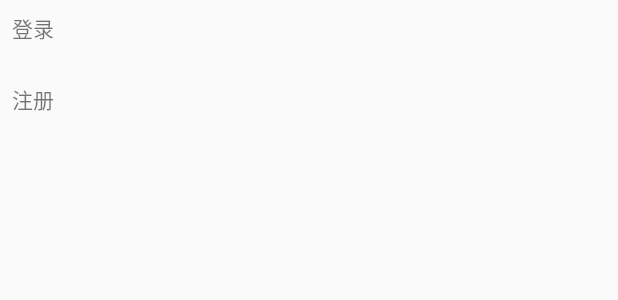
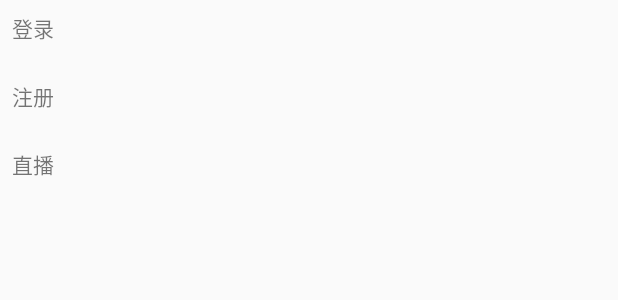
Before and after one commit to lena2011/NimDemo, an Android app: the layout activity_main.xml on its own in the app's theme, with its tools: preview values and no code run, on a phone screen of 412 x 824 dp. Shown: the top 300 px of the screen. Run offline under Robolectric (Android 15) with nearby library versions, the phone set to English and light mode, and no system bars.

Commit message:
no message

```diff
--- a/app/src/main/java/zaoren/demo/com/entertainment/LiveActivity.java
+++ b/app/src/main/java/zaoren/demo/com/entertainment/LiveActivity.java
@@ -12,9 +12,10 @@ import zaoren.demo.com.R;
  */
 
 public class LiveActivity extends AppCompatActivity {
+
     @Override
-    public void onCreate(@Nullable Bundle savedInstanceState, @Nullable PersistableBundle persistentState) {
-        super.onCreate(savedInstanceState, persistentState);
+    protected void onCreate(@Nullable Bundle savedInstanceState) {
+        super.onCreate(savedInstanceState);
         setContentView(R.layout.act_live);
     }
 }
--- a/app/src/main/res/layout/activity_main.xml
+++ b/app/src/main/res/layout/activity_main.xml
@@ -11,15 +11,23 @@
         android:id="@+id/login"
         android:layout_width="match_parent"
         android:layout_height="wrap_content"
-        android:padding="8dp"
+        android:padding="@dimen/dp_10"
         android:text="登录"
          />
     <TextView
         android:id="@+id/register"
         android:layout_width="match_parent"
         android:layout_height="wrap_content"
-        android:layout_marginTop="10dp"
-        android:padding="8dp"
+        android:layout_marginTop="@dimen/dp_10"
+        android:padding="@dimen/dp_10"
         android:text="注册"/>
 
+    <TextView
+        android:id="@+id/live"
+        android:layout_width="match_parent"
+        android:layout_height="wrap_content"
+        android:layout_marginTop="@dimen/dp_10"
+        android:padding="@dimen/dp_10"
+        android:text="直播"/>
+
 </LinearLayout>
```
Also changed, not shown: app/src/main/java/zaoren/demo/com/MainActivity.java (+15 -2 lines), app/src/main/res/layout/act_live.xml (+4 -3 lines).
